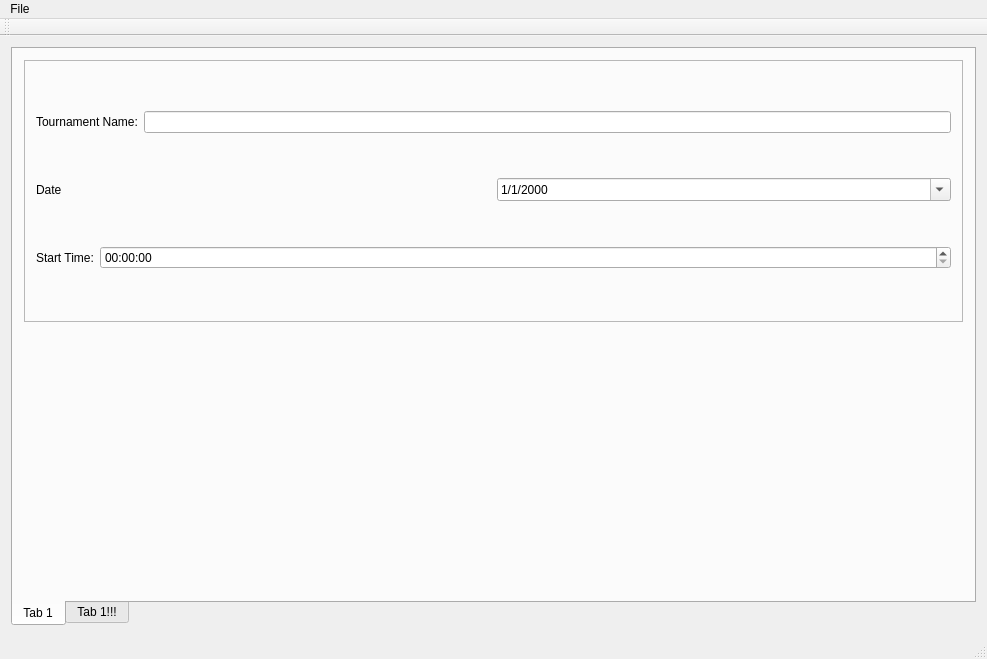
gcdean/JudoMaster, file JudoMasterMainWindow.ui: the form before one commit.
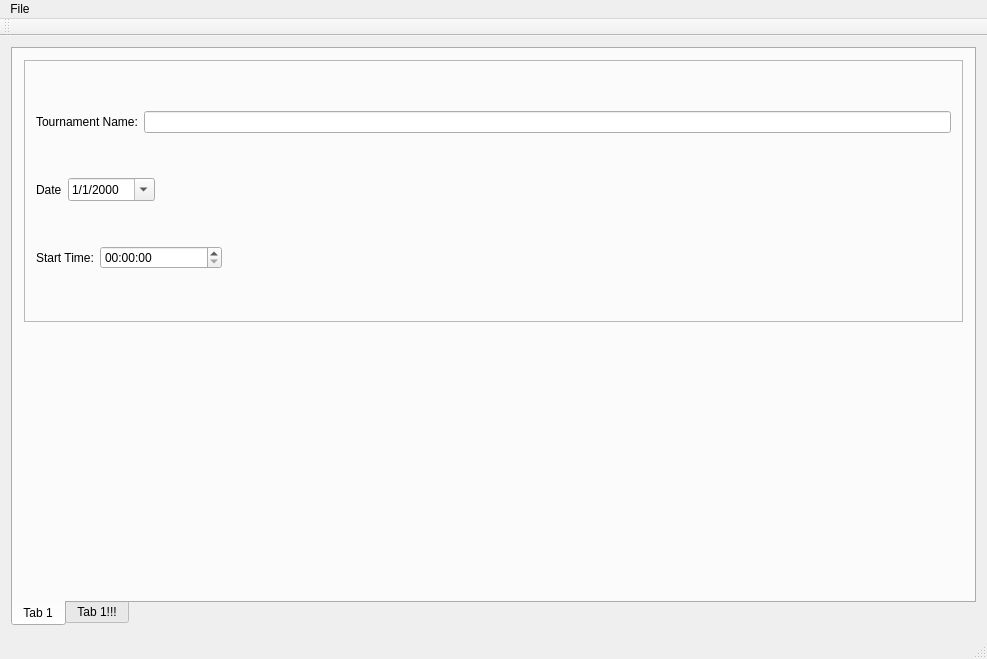
The form after the commit. Custom widgets are drawn as their Qt base class.

Commit message: Date/Time of tournament is now saved/read correctly. Adjusted layout of tournament date/time

Diff of the .ui file:
```diff
--- a/JudoMasterMainWindow.ui
+++ b/JudoMasterMainWindow.ui
@@ -52,7 +52,7 @@
             </layout>
            </item>
            <item>
-            <layout class="QHBoxLayout" name="horizontalLayout_2" stretch="0,0,1">
+            <layout class="QHBoxLayout" name="horizontalLayout_2" stretch="0,0,0,1">
              <item>
               <widget class="QLabel" name="label_2">
                <property name="text">
@@ -80,13 +80,26 @@
                </property>
               </widget>
              </item>
+             <item>
+              <spacer name="horizontalSpacer">
+               <property name="orientation">
+                <enum>Qt::Horizontal</enum>
+               </property>
+               <property name="sizeHint" stdset="0">
+                <size>
+                 <width>40</width>
+                 <height>20</height>
+                </size>
+               </property>
+              </spacer>
+             </item>
              <item>
               <layout class="QHBoxLayout" name="horizontalLayout_3"/>
              </item>
             </layout>
            </item>
            <item>
-            <layout class="QHBoxLayout" name="horizontalLayout_4" stretch="0,1,4">
+            <layout class="QHBoxLayout" name="horizontalLayout_4" stretch="0,1,6,0">
              <property name="topMargin">
               <number>0</number>
              </property>
@@ -104,6 +117,19 @@
                </property>
               </widget>
              </item>
+             <item>
+              <spacer name="horizontalSpacer_2">
+               <property name="orientation">
+                <enum>Qt::Horizontal</enum>
+               </property>
+               <property name="sizeHint" stdset="0">
+                <size>
+                 <width>40</width>
+                 <height>20</height>
+                </size>
+               </property>
+              </spacer>
+             </item>
              <item>
               <layout class="QHBoxLayout" name="horizontalLayout_5"/>
              </item>
```
The commit also changes 4 other files.
